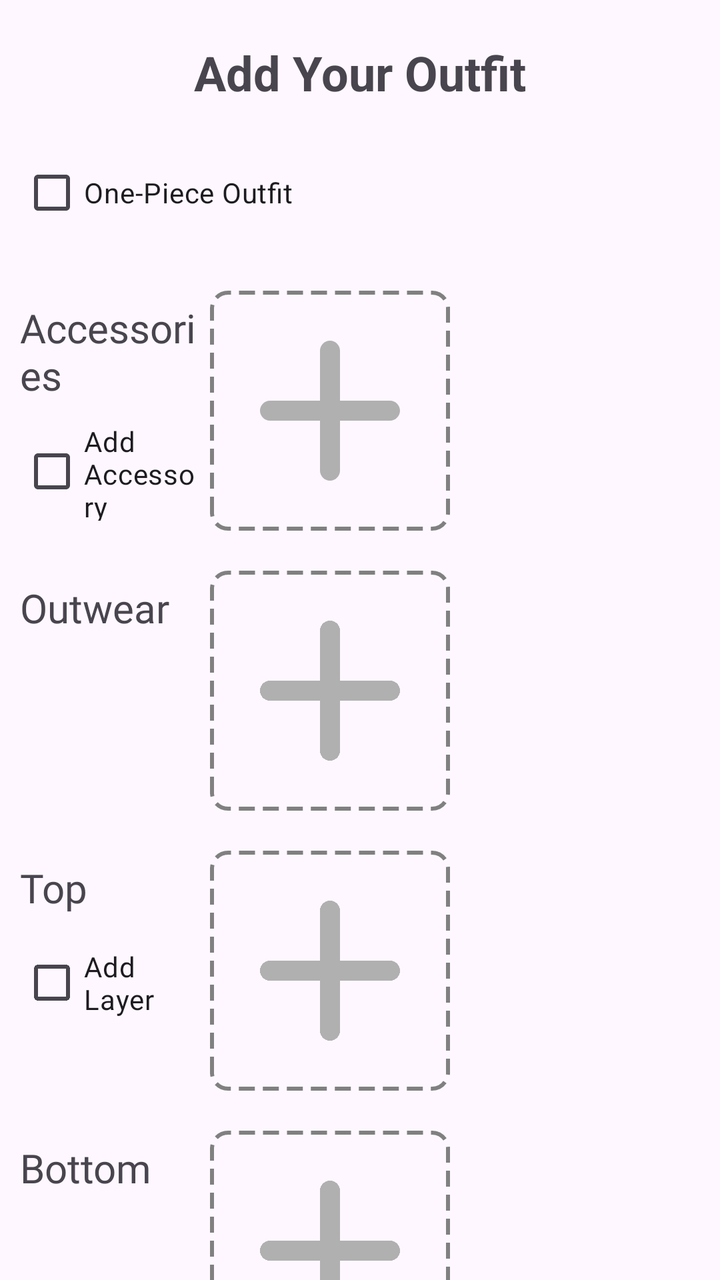
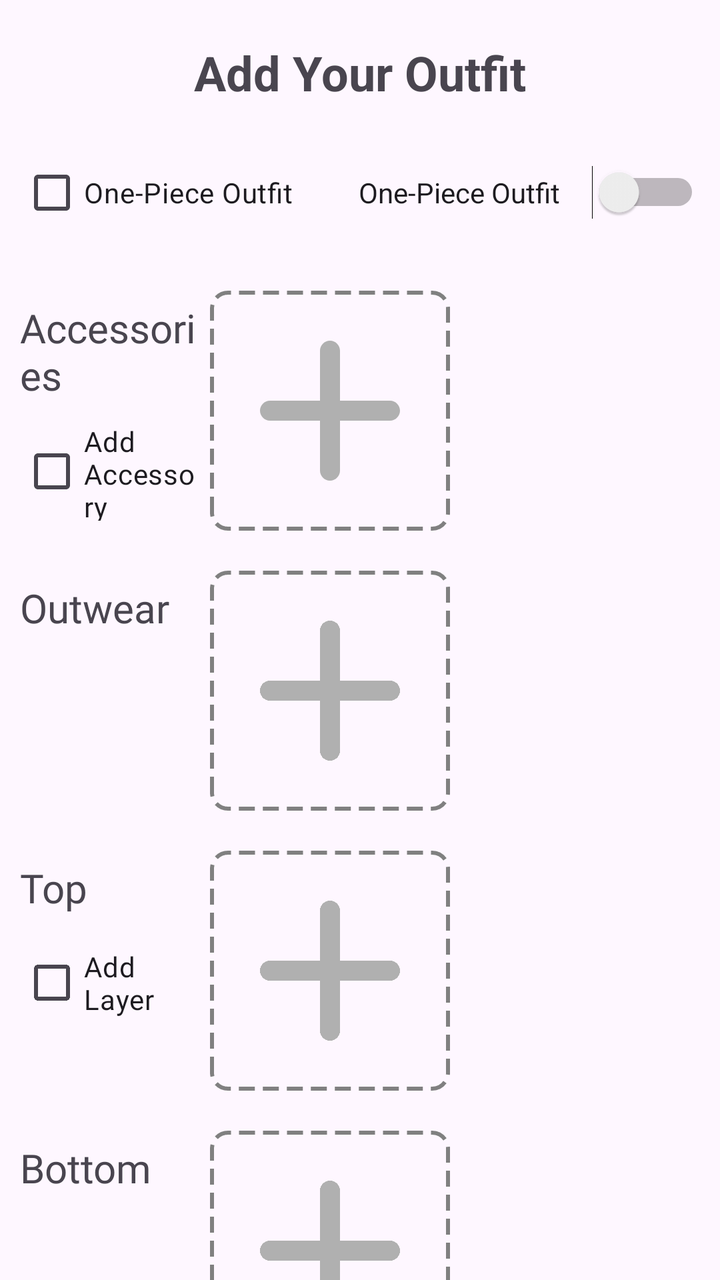

Before-and-after screenshots of an Android layout around one commit, followed by the original layout XML and the change that was made.
<!-- AndroidManifest.xml: application theme Theme.StyleWIZ_vol2 -->
<!-- res/layout/fragment_new_outfit.xml -->
<?xml version="1.0" encoding="utf-8"?>
<ScrollView xmlns:android="http://schemas.android.com/apk/res/android"
    android:layout_width="match_parent"
    android:layout_height="match_parent"
    xmlns:app="http://schemas.android.com/apk/res-auto"
    android:scrollbars="none">

    <LinearLayout
        android:layout_width="match_parent"
        android:layout_height="wrap_content"
        android:orientation="vertical"
        android:gravity="center">

        <TextView
            android:layout_width="wrap_content"
            android:layout_height="wrap_content"
            android:text="Add Your Outfit"
            android:layout_marginTop="20dp"
            android:textSize="24sp"
            android:textStyle="bold"
            android:layout_gravity="center" />

        <LinearLayout
            android:layout_width="match_parent"
            android:layout_height="wrap_content"
            android:orientation="horizontal"
            android:layout_marginTop="10dp">

            <CheckBox
                android:id="@+id/chkOnePiece"
                android:layout_height="wrap_content"
                android:layout_width="wrap_content"
                android:layout_margin="10dp"
                android:layout_weight="1"
                android:text="One-Piece Outfit" />


        </LinearLayout>

        
        <LinearLayout
            android:layout_width="match_parent"
            android:layout_height="wrap_content"
            android:orientation="horizontal"
            android:layout_marginTop="10dp"
            android:gravity="start"
            android:padding="5dp">

            <LinearLayout
                android:layout_width="wrap_content"
                android:layout_height="match_parent"
                android:orientation="vertical"
                android:layout_weight="1">

                <TextView
                    android:layout_width="wrap_content"
                    android:layout_height="wrap_content"
                    android:text="Accessories"
                    android:layout_margin="5dp"
                    android:textSize="20dp"
                    android:fontFamily="@font/roboto"/>

                <CheckBox
                    android:id="@+id/chkSecondAccessory"
                    android:layout_height="wrap_content"
                    android:layout_width="wrap_content"
                    android:layout_margin="5dp"
                    android:text="Add Accessory"
                    android:fontFamily="@font/roboto"/>
            </LinearLayout>

            <ImageView
                android:id="@+id/imgAccessory1"
                android:layout_width="120dp"
                android:layout_height="120dp"
                android:src="@drawable/round_add_24"
                app:tint="@color/gray"
                android:background="@drawable/dashed_border"
                android:scaleType="centerCrop"
                android:contentDescription="Accessory 1"/>

            <ImageView
                android:id="@+id/imgAccessory2"
                android:layout_width="120dp"
                android:layout_height="120dp"
                android:src="@drawable/round_add_24"
                app:tint="@color/gray"
                android:layout_marginStart="10dp"
                android:background="@drawable/dashed_border"
                android:scaleType="centerCrop"
                android:contentDescription="Accessory 2"
                android:visibility="invisible"/>



        </LinearLayout>

        
        <LinearLayout
            android:layout_width="match_parent"
            android:layout_height="wrap_content"
            android:orientation="horizontal"
            android:layout_marginTop="10dp"
            android:gravity="start"
            android:padding="5dp">

            <LinearLayout
                android:layout_width="wrap_content"
                android:layout_height="match_parent"
                android:orientation="vertical"
                android:layout_weight="1">

                <TextView
                    android:layout_width="wrap_content"
                    android:layout_height="wrap_content"
                    android:text="Outwear"
                    android:layout_margin="5dp"
                    android:textSize="20dp"
                    android:fontFamily="@font/roboto"/>
            </LinearLayout>

            <ImageView
                android:id="@+id/imgOutwear"
                android:layout_width="120dp"
                android:layout_height="120dp"
                android:src="@drawable/round_add_24"
                app:tint="@color/gray"
                android:background="@drawable/dashed_border"
                android:scaleType="centerCrop"
                android:contentDescription="Outwear"/>

            <View
                android:layout_width="120dp"
                android:layout_height="120dp"
                android:visibility="invisible"
                android:layout_marginStart="10dp"
                />
        </LinearLayout>

        
        <LinearLayout
            android:id="@+id/topSection"
            android:layout_width="match_parent"
            android:layout_height="wrap_content"
            android:orientation="horizontal"
            android:layout_marginTop="10dp"
            android:gravity="start"
            android:padding="5dp">

            <LinearLayout
                android:layout_width="wrap_content"
                android:layout_height="match_parent"
                android:orientation="vertical"
                android:layout_weight="1">

                <TextView
                    android:layout_width="wrap_content"
                    android:layout_height="wrap_content"
                    android:text="Top"
                    android:layout_margin="5dp"
                    android:textSize="20dp"
                    android:fontFamily="@font/roboto"/>

                <CheckBox
                    android:id="@+id/chkSecondLayer"
                    android:layout_height="wrap_content"
                    android:layout_width="wrap_content"
                    android:layout_margin="5dp"
                    android:text="Add Layer"
                    android:fontFamily="@font/roboto"/>
            </LinearLayout>

            <ImageView
                android:id="@+id/imgTop1"
                android:layout_width="120dp"
                android:layout_height="120dp"
                android:src="@drawable/round_add_24"
                app:tint="@color/gray"
                android:background="@drawable/dashed_border"
                android:scaleType="centerCrop"
                android:contentDescription="Top 1"
                />

            <ImageView
                android:id="@+id/imgTop2"
                android:layout_width="120dp"
                android:layout_height="120dp"
                android:src="@drawable/round_add_24"
                app:tint="@color/gray"
                android:layout_marginStart="10dp"
                android:background="@drawable/dashed_border"
                android:scaleType="centerCrop"
                android:contentDescription="Top 2"
                android:visibility="invisible"/>
        </LinearLayout>

        
        <LinearLayout
            android:id="@+id/bottomSection"
            android:layout_width="match_parent"
            android:layout_height="wrap_content"
            android:orientation="horizontal"
            android:layout_marginTop="10dp"
            android:gravity="start"
            android:padding="5dp">

            <LinearLayout
                android:layout_width="wrap_content"
                android:layout_height="match_parent"
                android:orientation="vertical"
                android:layout_weight="1">

                <TextView
                    android:layout_width="wrap_content"
                    android:layout_height="wrap_content"
                    android:text="Bottom"
                    android:layout_margin="5dp"
                    android:textSize="20dp"
                    android:fontFamily="@font/roboto"/>
            </LinearLayout>

            <ImageView
                android:id="@+id/imgBottom"
                android:layout_width="120dp"
                android:layout_height="120dp"
                android:src="@drawable/round_add_24"
                app:tint="@color/gray"
                android:background="@drawable/dashed_border"
                android:scaleType="centerCrop"
                android:contentDescription="Outwear"/>

            <View
                android:layout_width="120dp"
                android:layout_height="120dp"
                android:visibility="invisible"
                android:layout_marginStart="10dp"
                />

        </LinearLayout>

        
        <LinearLayout
            android:id="@+id/onePieceSection"
            android:layout_width="match_parent"
            android:layout_height="wrap_content"
            android:orientation="horizontal"
            android:layout_marginTop="10dp"
            android:gravity="start"
            android:padding="5dp"
            android:visibility="gone">

            <LinearLayout
                android:layout_width="wrap_content"
                android:layout_height="match_parent"
                android:orientation="vertical"
                android:layout_weight="1">

                <TextView
                    android:layout_width="wrap_content"
                    android:layout_height="wrap_content"
                    android:text="One-Piece"
                    android:layout_margin="5dp"
                    android:textSize="20dp"
                    android:fontFamily="@font/roboto"/>

                <CheckBox
                    android:id="@+id/chkLayerOnePiece"
                    android:layout_height="wrap_content"
                    android:layout_width="wrap_content"
                    android:layout_margin="5dp"
                    android:text="Add Layer"
                    android:fontFamily="@font/roboto"/>
            </LinearLayout>

            <ImageView
                android:id="@+id/imgOnePiece"
                android:layout_width="120dp"
                android:layout_height="120dp"
                android:src="@drawable/round_add_24"
                app:tint="@color/gray"
                android:background="@drawable/dashed_border"
                android:scaleType="centerCrop"
                android:contentDescription="One-Piece" />

            <ImageView
                android:id="@+id/imgLayerOnePiece"
                android:layout_width="120dp"
                android:layout_height="120dp"
                android:src="@drawable/round_add_24"
                app:tint="@color/gray"
                android:layout_marginStart="10dp"
                android:background="@drawable/dashed_border"
                android:scaleType="centerCrop"
                android:contentDescription="Top Layer"
                android:visibility="invisible"/>
        </LinearLayout>

        
        <LinearLayout
            android:layout_width="match_parent"
            android:layout_height="wrap_content"
            android:orientation="horizontal"
            android:layout_marginTop="10dp"
            android:gravity="start"
            android:padding="5dp">

            <LinearLayout
                android:layout_width="wrap_content"
                android:layout_height="match_parent"
                android:orientation="vertical"
                android:layout_weight="1">

                <TextView
                    android:layout_width="wrap_content"
                    android:layout_height="wrap_content"
                    android:text="Shoes"
                    android:layout_margin="5dp"
                    android:textSize="20dp"
                    android:fontFamily="@font/roboto"/>
            </LinearLayout>

            <ImageView
                android:id="@+id/imgShoes"
                android:layout_width="120dp"
                android:layout_height="120dp"
                android:src="@drawable/round_add_24"
                app:tint="@color/gray"
                android:background="@drawable/dashed_border"
                android:scaleType="centerCrop"
                android:contentDescription="Outwear"/>

            <View
                android:layout_width="120dp"
                android:layout_height="120dp"
                android:visibility="invisible"
                android:layout_marginStart="10dp"
                />
        </LinearLayout>


        <androidx.appcompat.widget.AppCompatButton
            android:id="@+id/AddItemBtn"
            android:layout_width="match_parent"
            android:layout_height="50dp"
            android:background="@drawable/edittextshape"
            android:backgroundTint="@color/blue"
            android:text="SAVE OUTFIT"
            android:textColor="@color/white"
            android:fontFamily="@font/roboto"
            android:textStyle="bold"
            android:layout_margin="30dp"/>
    </LinearLayout>
</ScrollView>
<!-- resources referenced by this layout -->
<resources>
  <color name="blue">#2196F3</color>
  <color name="gray">#B0B0B0</color>
  <color name="white">#FFFFFFFF</color>
  <!-- drawable dashed_border (drawable) -->
  <?xml version="1.0" encoding="utf-8"?>
  <shape xmlns:android="http://schemas.android.com/apk/res/android"
      android:shape="rectangle">
  
      <stroke
          android:width="2dp"
          android:color="#808080"
          android:dashWidth="8dp"
          android:dashGap="4dp"/>
  
      <solid android:color="@android:color/transparent"/>
  
      <corners android:radius="8dp"/>
  </shape>
  <!-- drawable edittextshape (drawable) -->
  <?xml version="1.0" encoding="utf-8"?>
  <shape xmlns:android="http://schemas.android.com/apk/res/android">
      <solid android:color="@color/white"/>
      <corners android:radius="15dp"/>
      <stroke android:color="#f4f4f4" android:width="1dp"/>
  </shape>
  <!-- drawable round_add_24 (drawable) -->
  <vector android:height="24dp" android:tint="#000000"
      android:viewportHeight="24" android:viewportWidth="24"
      android:width="24dp" xmlns:android="http://schemas.android.com/apk/res/android">
      <path android:fillColor="@android:color/white" android:pathData="M18,13h-5v5c0,0.55 -0.45,1 -1,1s-1,-0.45 -1,-1v-5H6c-0.55,0 -1,-0.45 -1,-1s0.45,-1 1,-1h5V6c0,-0.55 0.45,-1 1,-1s1,0.45 1,1v5h5c0.55,0 1,0.45 1,1s-0.45,1 -1,1z"/>
  </vector>
  <style name="Theme.StyleWIZ_vol2" parent="Base.Theme.StyleWIZ_vol2" />
  <style name="Base.Theme.StyleWIZ_vol2" parent="Theme.Material3.DayNight.NoActionBar">
          
          
      </style>
</resources>

<!-- the commit's change to res/layout/fragment_new_outfit.xml (unified diff, before → after) -->
@@ -33,6 +33,13 @@
                 android:layout_margin="10dp"
                 android:layout_weight="1"
                 android:text="One-Piece Outfit" />
+            <Switch
+                android:id="@+id/switchOnePiece"
+                android:layout_width="wrap_content"
+                android:layout_height="wrap_content"
+                android:layout_margin="10dp"
+                android:layout_weight="1"
+                android:text="One-Piece Outfit "/>
 
 
         </LinearLayout>
@@ -93,6 +100,8 @@
 
 
 
+
+
         </LinearLayout>
 
         
@@ -336,6 +345,7 @@
                 android:layout_marginStart="10dp"
                 />
         </LinearLayout>
+
 
 
         <androidx.appcompat.widget.AppCompatButton
